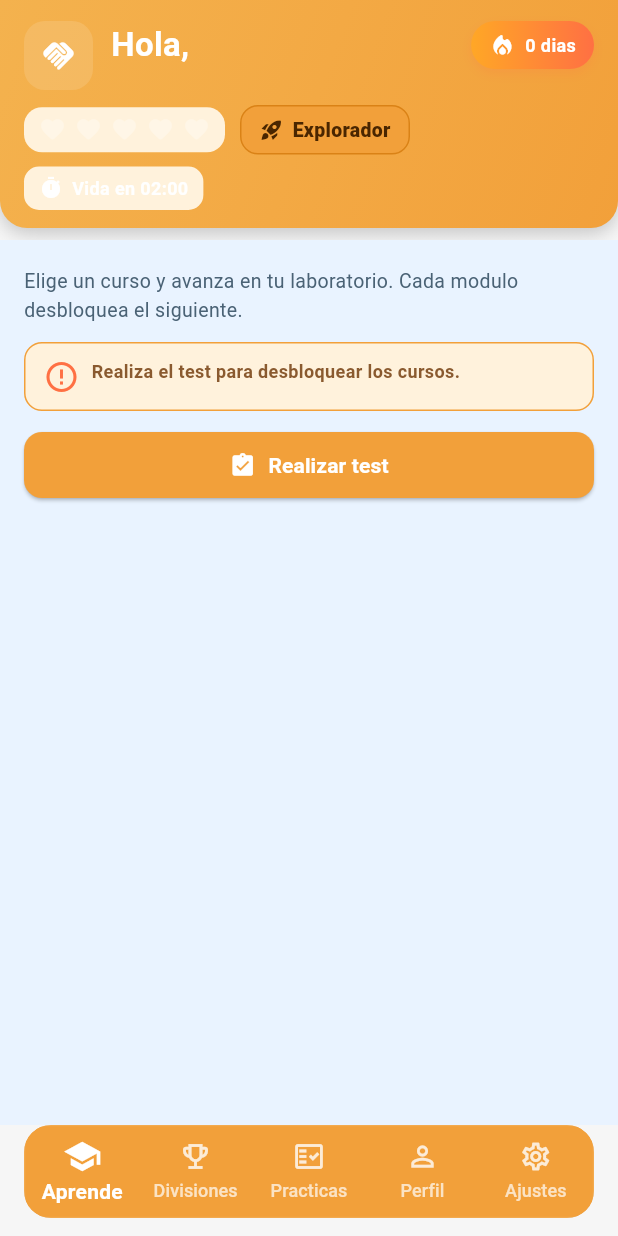
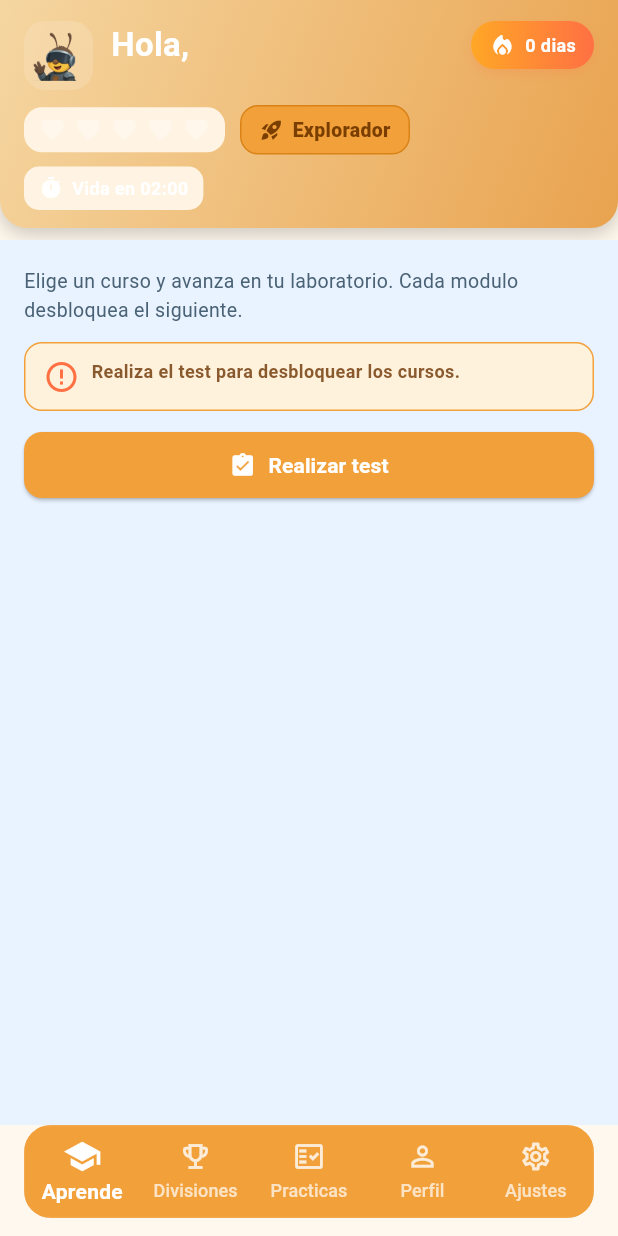
Before and after one commit to SrFranPA/logicode, a Flutter app: the StudentHomeScreen screen opened directly, on a phone screen of 412 x 824 dp. Run offline on Flutter 3.47's test engine with Material 3 defaults, Android fonts, the phone set to English and light mode, and no system bars; our stand-ins replace cloud_firestore, firebase_auth, firebase_core, firebase_storage, flutter_bloc, flutter_signin_button and 3 more; missing offline and left inert: flutter_facebook_auth; accounts and stored records are empty.

Commit message:
home logo

```diff
--- a/lib/presentation/screens/student/student_home_screen.dart
+++ b/lib/presentation/screens/student/student_home_screen.dart
@@ -58,11 +58,11 @@ class _StudentHomeScreenState extends State<StudentHomeScreen> {
   @override
   Widget build(BuildContext context) {
     return Scaffold(
-      backgroundColor: const Color(0xFFF6F6F6),
+      backgroundColor: const Color(0xFFFFF8EF),
       body: DecoratedBox(
         decoration: const BoxDecoration(
           gradient: LinearGradient(
-            colors: [Color(0xFFF6F6F6), Color(0xFFFAFAFA)],
+            colors: [Color(0xFFFFF8EF), Color(0xFFFDF2DE)],
             begin: Alignment.topCenter,
             end: Alignment.bottomCenter,
           ),
@@ -270,7 +270,7 @@ class _StudentHudState extends State<_StudentHud> {
                 padding: const EdgeInsets.fromLTRB(16, 14, 16, 12),
                 decoration: BoxDecoration(
                   gradient: const LinearGradient(
-                    colors: [Color(0xFFF4B24E), Color(0xFFF2A03A)],
+                    colors: [Color(0xFFF5D6A1), Color(0xFFE9A34F)],
                     begin: Alignment.topLeft,
                     end: Alignment.bottomRight,
                   ),
@@ -296,12 +296,13 @@ class _StudentHudState extends State<_StudentHud> {
                           height: 46,
                           width: 46,
                           decoration: BoxDecoration(
-                            color: Colors.white.withOpacity(0.12),
+                            color: Colors.white.withOpacity(0.14),
                             borderRadius: BorderRadius.circular(14),
                           ),
-                          child: const Icon(
-                            Icons.handshake,
-                            color: Colors.white,
+                          padding: const EdgeInsets.all(6),
+                          child: Image.asset(
+                            'assets/images/logo.png',
+                            fit: BoxFit.contain,
                           ),
                         ),
                         const SizedBox(width: 12),
@@ -361,7 +362,7 @@ class _StudentHudState extends State<_StudentHud> {
                         Container(
                           padding: const EdgeInsets.symmetric(horizontal: 10, vertical: 6),
                           decoration: BoxDecoration(
-                            color: const Color(0xFFFFF2DC),
+                            color: const Color(0xFFFFF4E3),
                             borderRadius: BorderRadius.circular(12),
                           ),
                           child: Row(
@@ -372,7 +373,7 @@ class _StudentHudState extends State<_StudentHud> {
                                 child: Icon(
                                   Icons.favorite_rounded,
                                   size: 18,
-                                  color: isFilled ? const Color(0xFFB71C1C) : Colors.white30,
+                                  color: isFilled ? const Color(0xFFE27C1A) : Colors.white30,
                                 ),
                               );
                             }),
@@ -388,12 +389,12 @@ class _StudentHudState extends State<_StudentHud> {
                           ),
                           child: Row(
                             children: [
-                              const Icon(Icons.rocket_launch, size: 16, color: Color(0xFF4A2600)),
+                              const Icon(Icons.rocket_launch, size: 16, color: Color(0xFF7A3F00)),
                               const SizedBox(width: 6),
                               Text(
                                 divisionNombre,
                                 style: const TextStyle(
-                                  color: Color(0xFF4A2600),
+                                  color: Color(0xFF7A3F00),
                                   fontWeight: FontWeight.w800,
                                   fontSize: 13,
                                   letterSpacing: 0.2,
@@ -408,12 +409,12 @@ class _StudentHudState extends State<_StudentHud> {
                       const SizedBox(height: 8),
                       Row(
                         children: [
-                          Container(
-                            padding: const EdgeInsets.symmetric(horizontal: 10, vertical: 6),
-                            decoration: BoxDecoration(
-                              color: const Color(0xFFFFF2DC),
-                              borderRadius: BorderRadius.circular(10),
-                            ),
+                        Container(
+                          padding: const EdgeInsets.symmetric(horizontal: 10, vertical: 6),
+                          decoration: BoxDecoration(
+                            color: const Color(0xFFFFF4E3),
+                            borderRadius: BorderRadius.circular(10),
+                          ),
                             child: Row(
                               children: [
                                 const Icon(Icons.timer, size: 16, color: Colors.white),
```
Also changed, not shown: lib/presentation/screens/home/home_screen.dart (+22 -1 lines).
